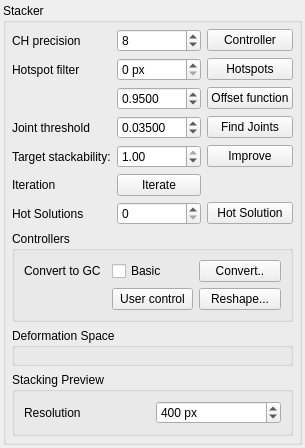
Above: Stacker/StackerWidget.ui from HonghuaLi/stacker before the change. Below: the same form after it.
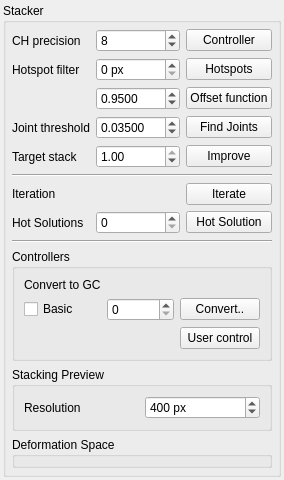
That is the form after the change.

```diff
--- a/Stacker/StackerWidget.ui
+++ b/Stacker/StackerWidget.ui
@@ -6,8 +6,8 @@
    <rect>
     <x>0</x>
     <y>0</y>
-    <width>272</width>
-    <height>448</height>
+    <width>257</width>
+    <height>436</height>
    </rect>
   </property>
   <property name="sizePolicy">
@@ -47,58 +47,14 @@
       <property name="spacing">
        <number>6</number>
       </property>
-      <item row="11" column="0" colspan="3">
-       <widget class="QGroupBox" name="controllersPanel">
-        <property name="title">
-         <string>Controllers</string>
-        </property>
-        <property name="flat">
-         <bool>false</bool>
-        </property>
-        <layout class="QGridLayout" name="gridLayout_2">
-         <item row="1" column="3">
-          <widget class="QPushButton" name="convertToGC">
-           <property name="text">
-            <string>Convert..</string>
-           </property>
-          </widget>
-         </item>
-         <item row="2" column="3">
-          <widget class="QPushButton" name="reshapePrimitiveButton">
-           <property name="text">
-            <string>Reshape...</string>
-           </property>
-          </widget>
-         </item>
-         <item row="1" column="2">
-          <widget class="QCheckBox" name="basicFitGC">
-           <property name="text">
-            <string>Basic</string>
-           </property>
-          </widget>
-         </item>
-         <item row="2" column="2">
-          <widget class="QPushButton" name="userControl">
-           <property name="text">
-            <string>User control</string>
-           </property>
-          </widget>
-         </item>
-         <item row="1" column="0">
-          <widget class="QLabel" name="convertGCLabel">
-           <property name="text">
-            <string>Convert to GC</string>
-           </property>
-          </widget>
-         </item>
-        </layout>
-       </widget>
-      </item>
-      <item row="13" column="0" colspan="3">
+      <item row="17" column="0" colspan="3">
        <widget class="QGroupBox" name="previewBox">
         <property name="title">
          <string>Stacking Preview</string>
         </property>
+        <property name="flat">
+         <bool>true</bool>
+        </property>
         <layout class="QGridLayout" name="gridLayout_3">
          <item row="1" column="0">
           <widget class="QLabel" name="label">
@@ -181,33 +137,6 @@
         </property>
        </widget>
       </item>
-      <item row="6" column="2">
-       <widget class="QPushButton" name="improveButton">
-        <property name="text">
-         <string>Improve</string>
-        </property>
-       </widget>
-      </item>
-      <item row="6" column="1">
-       <widget class="QDoubleSpinBox" name="targetS">
-        <property name="maximum">
-         <double>1.000000000000000</double>
-        </property>
-        <property name="singleStep">
-         <double>0.010000000000000</double>
-        </property>
-        <property name="value">
-         <double>1.000000000000000</double>
-        </property>
-       </widget>
-      </item>
-      <item row="6" column="0">
-       <widget class="QLabel" name="targetStackLabel">
-        <property name="text">
-         <string>Target stackability:</string>
-        </property>
-       </widget>
-      </item>
       <item row="4" column="1">
        <widget class="QDoubleSpinBox" name="hotRange">
         <property name="prefix">
@@ -227,6 +156,128 @@
         </property>
        </widget>
       </item>
+      <item row="10" column="0">
+       <widget class="QLabel" name="label_4">
+        <property name="text">
+         <string>Iteration</string>
+        </property>
+       </widget>
+      </item>
+      <item row="11" column="2">
+       <widget class="QPushButton" name="hotSolutionButton">
+        <property name="text">
+         <string>Hot Solution</string>
+        </property>
+       </widget>
+      </item>
+      <item row="11" column="1">
+       <widget class="QSpinBox" name="hsID">
+        <property name="maximum">
+         <number>2</number>
+        </property>
+       </widget>
+      </item>
+      <item row="11" column="0">
+       <widget class="QLabel" name="label_5">
+        <property name="text">
+         <string>Hot Solutions</string>
+        </property>
+       </widget>
+      </item>
+      <item row="16" column="0" colspan="3">
+       <widget class="QGroupBox" name="controllersPanel">
+        <property name="title">
+         <string>Controllers</string>
+        </property>
+        <property name="flat">
+         <bool>false</bool>
+        </property>
+        <layout class="QGridLayout" name="gridLayout_2">
+         <item row="1" column="0">
+          <widget class="QLabel" name="convertGCLabel">
+           <property name="text">
+            <string>Convert to GC</string>
+           </property>
+          </widget>
+         </item>
+         <item row="2" column="3">
+          <widget class="QPushButton" name="convertToGC">
+           <property name="text">
+            <string>Convert..</string>
+           </property>
+          </widget>
+         </item>
+         <item row="3" column="3">
+          <widget class="QPushButton" name="userControl">
+           <property name="text">
+            <string>User control</string>
+           </property>
+          </widget>
+         </item>
+         <item row="2" column="0">
+          <widget class="QCheckBox" name="basicFitGC">
+           <property name="text">
+            <string>Basic</string>
+           </property>
+          </widget>
+         </item>
+         <item row="2" column="1">
+          <widget class="QSpinBox" name="convertGcAxis"/>
+         </item>
+        </layout>
+       </widget>
+      </item>
+      <item row="18" column="0" colspan="3">
+       <widget class="QGroupBox" name="controllerDeformerPanel">
+        <property name="title">
+         <string>Deformation Space</string>
+        </property>
+        <property name="flat">
+         <bool>true</bool>
+        </property>
+       </widget>
+      </item>
+      <item row="6" column="1">
+       <widget class="QDoubleSpinBox" name="targetS">
+        <property name="maximum">
+         <double>1.000000000000000</double>
+        </property>
+        <property name="singleStep">
+         <double>0.010000000000000</double>
+        </property>
+        <property name="value">
+         <double>1.000000000000000</double>
+        </property>
+       </widget>
+      </item>
+      <item row="6" column="2">
+       <widget class="QPushButton" name="improveButton">
+        <property name="text">
+         <string>Improve</string>
+        </property>
+       </widget>
+      </item>
+      <item row="6" column="0">
+       <widget class="QLabel" name="targetStackLabel">
+        <property name="text">
+         <string>Target stack</string>
+        </property>
+       </widget>
+      </item>
+      <item row="8" column="0" colspan="3">
+       <widget class="Line" name="line">
+        <property name="orientation">
+         <enum>Qt::Horizontal</enum>
+        </property>
+       </widget>
+      </item>
+      <item row="10" column="2">
+       <widget class="QPushButton" name="iterateButton">
+        <property name="text">
+         <string>Iterate</string>
+        </property>
+       </widget>
+      </item>
       <item row="5" column="2">
        <widget class="QPushButton" name="findJointsButton">
         <property name="text">
@@ -261,43 +312,9 @@
        </widget>
       </item>
       <item row="12" column="0" colspan="3">
-       <widget class="QGroupBox" name="controllerDeformerPanel">
-        <property name="title">
-         <string>Deformation Space</string>
-        </property>
-        <property name="flat">
-         <bool>false</bool>
-        </property>
-       </widget>
-      </item>
-      <item row="7" column="1">
-       <widget class="QPushButton" name="iterateButton">
-        <property name="text">
-         <string>Iterate</string>
-        </property>
-       </widget>
-      </item>
-      <item row="7" column="0">
-       <widget class="QLabel" name="label_4">
-        <property name="text">
-         <string>Iteration</string>
-        </property>
-       </widget>
-      </item>
-      <item row="8" column="2">
-       <widget class="QPushButton" name="hotSolutionButton">
-        <property name="text">
-         <string>Hot Solution</string>
-        </property>
-       </widget>
-      </item>
-      <item row="8" column="1">
-       <widget class="QSpinBox" name="hsID"/>
-      </item>
-      <item row="8" column="0">
-       <widget class="QLabel" name="label_5">
-        <property name="text">
-         <string>Hot Solutions</string>
+       <widget class="Line" name="line_2">
+        <property name="orientation">
+         <enum>Qt::Horizontal</enum>
         </property>
        </widget>
       </item>
```
